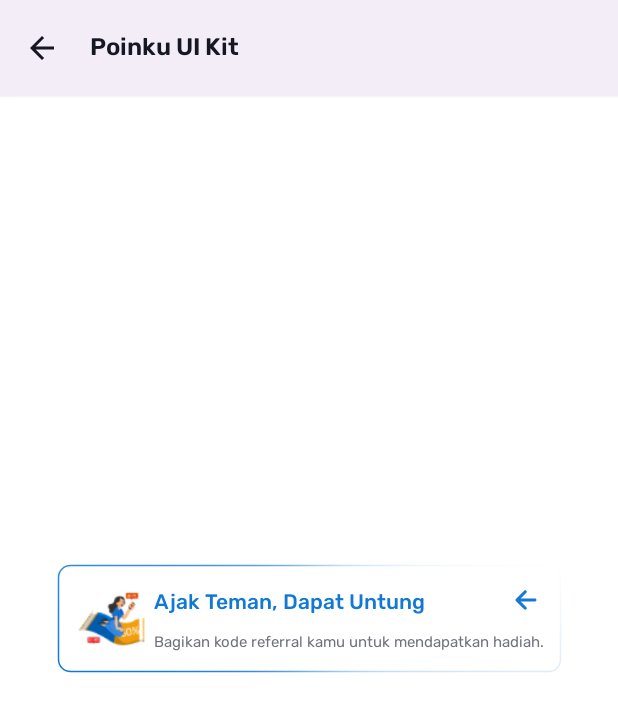
After one commit to shidiq-uxe/poinku_ui_kit, an Android app: the AnimatedStrokeActivity screen opened directly, with no data from a screen before it, on a phone screen of 412 x 824 dp. The commit adds this screen. Shown: the top 712 px of the screen. Run offline under Robolectric (Android 15) with nearby library versions, the phone set to English and light mode, and no system bars.

Commit message:
chore: addition of AnimatedStrokeLayout, wrapping CoachMarkOverlay.kt with M3 Theme

```diff
--- a/app/build.gradle.kts
+++ b/app/build.gradle.kts
@@ -61,3 +61,9 @@ android {
         androidTestImplementation(libs.androidx.espresso.core)
     }
 }
+dependencies {
+    implementation(libs.androidx.appcompat)
+    implementation(libs.material)
+    implementation(libs.androidx.activity)
+    implementation(libs.androidx.constraintlayout)
+}
--- a/app/src/main/AndroidManifest.xml
+++ b/app/src/main/AndroidManifest.xml
@@ -15,6 +15,9 @@
         android:theme="@style/Theme.EDTS.UIKit.ActionBar"
         tools:targetApi="31">
         <activity
+            android:name=".profile.AnimatedStrokeActivity"
+            android:exported="false" />
+        <activity
             android:name=".auth.VerificationActivity"
             android:exported="false" />
         <activity
@@ -23,7 +26,7 @@
         <activity
             android:name=".boarding.OnBoardingActivity"
             android:exported="false"
-            android:theme="@style/Theme.EDTS.UIKit"/>
+            android:theme="@style/Theme.EDTS.UIKit" />
         <activity
             android:name=".poin_guidelines.GuidelinesPoinSearch"
             android:exported="false"
--- a/app/src/main/java/id/co/edtslib/poinkuuikit/GuidelinesBaseActivity.kt
+++ b/app/src/main/java/id/co/edtslib/poinkuuikit/GuidelinesBaseActivity.kt
@@ -1,13 +1,20 @@
 package id.co.edtslib.poinkuuikit
 
+import android.graphics.Color
 import android.os.Bundle
 import androidx.appcompat.app.AppCompatActivity
+import androidx.core.view.WindowCompat
+import id.co.edtslib.uikit.poinku.utils.SystemBarStyle
 import id.co.edtslib.uikit.poinku.utils.setLightStatusBar
+import id.co.edtslib.uikit.poinku.utils.setSystemBarStyle
 
 open class GuidelinesBaseActivity : AppCompatActivity() {
     override fun onCreate(savedInstanceState: Bundle?) {
         super.onCreate(savedInstanceState)
-        setLightStatusBar()
+
+        setSystemBarStyle(
+            statusBarStyle = SystemBarStyle.Dark(Color.WHITE)
+        )
 
         supportActionBar?.setDisplayHomeAsUpEnabled(true)
         supportActionBar?.customView?.transitionName = "shared_title_<id>"
--- a/app/src/main/java/id/co/edtslib/poinkuuikit/MainActivity.kt
+++ b/app/src/main/java/id/co/edtslib/poinkuuikit/MainActivity.kt
@@ -13,6 +13,7 @@ import id.co.edtslib.poinkuuikit.databinding.ItemGuidelinesParentBinding
 import id.co.edtslib.poinkuuikit.ikupon_guidelines.GuidelinesHomeCouponActivity
 import id.co.edtslib.poinkuuikit.ikupon_guidelines.GuidelinesIkuponActivity
 import id.co.edtslib.poinkuuikit.poin_guidelines.GuidelinesPoinSearch
+import id.co.edtslib.poinkuuikit.profile.AnimatedStrokeActivity
 import id.co.edtslib.poinkuuikit.stamp_exchange_guidelines.GuidelinesBucketStampActivitty
 import id.co.edtslib.uikit.poinku.adapter.SingleItemViewTypeAdapter
 import id.co.edtslib.uikit.poinku.adapter.singleItemViewTypeAdapter
@@ -69,6 +70,7 @@ class MainActivity : AppCompatActivity() {
                         7 -> Intent(this, GuidelinesPoinSearch::class.java)
                         8 -> Intent(this, OnBoardingActivity::class.java)
                         9 -> Intent(this, RegisterActivity::class.java)
+                        10 -> Intent(this, AnimatedStrokeActivity::class.java)
                         else -> Intent(this, WIPActivity::class.java)
                     },
                     binding.sharedElementOptions
--- a/app/src/main/java/id/co/edtslib/poinkuuikit/boarding/OnBoardingActivity.kt
+++ b/app/src/main/java/id/co/edtslib/poinkuuikit/boarding/OnBoardingActivity.kt
@@ -51,16 +51,16 @@ class OnBoardingActivity : GuidelinesBaseActivity(), BoardingPageListener {
             items = listOf<Boarding>(
                 Boarding(
                     image = drawable(R.drawable.ill1),
-                    title = "Kumpulkan Poin dan Stamp Buat Dapetin Kejutan!",
-                    description = "Kumpulin poin serta stamp dari setiap transaksi dan tukarkan dengan kupon menarik di sini!"
+                    title = "Kumpulin Poin, Dapat Hadiah!",
+                    description = "Kumpulin Poin & Stamp dari setiap transaksi, tukarkan dengan hadiah yang cuma ada di sini!"
                 ),Boarding(
                     image = drawable(R.drawable.ill2),
-                    title = "Dapetin Diskon, Bonus, Sampai Gratisan!",
-                    description = "Jangan lupa untuk gunakan kupon untuk mendapatkan banyak keuntungan!"
+                    title = "Anti Ribet, Nyaman Banget!",
+                    description = "Simpan struk belanja & cek riwayat transaksi kapan saja, semua dalam satu aplikasi."
                 ),Boarding(
                     image = drawable(R.drawable.ill3),
-                    title = "Semakin Sering Belanja, Semakin Untung!",
-                    description = "Makin sering kamu belanja semakin banyak bonus, serta diskon yang bisa kamu dapetin."
+                    title = "Member Lebih Untung!",
+                    description = "Nikmati berbagai Promo Khusus Member, Diskon, Bonus, sampai Belanja Gratis, yang dijamin untung banget!"
                 ),
             )
 
--- /dev/null
+++ b/app/src/main/java/id/co/edtslib/poinkuuikit/profile/AnimatedStrokeActivity.kt
@@ -0,0 +1,74 @@
+package id.co.edtslib.poinkuuikit.profile
+
+import android.graphics.Color
+import android.os.Bundle
+import android.os.Handler
+import android.os.Looper
+import androidx.activity.SystemBarStyle
+import androidx.activity.enableEdgeToEdge
+import androidx.appcompat.app.AppCompatActivity
+import androidx.core.view.ViewCompat
+import androidx.core.view.WindowInsetsCompat
+import id.co.edtslib.poinkuuikit.GuidelinesBaseActivity
+import id.co.edtslib.poinkuuikit.R
+import id.co.edtslib.poinkuuikit.databinding.ActivityAnimatedStrokeBinding
+import id.co.edtslib.uikit.poinku.coachmark.CoachMarkData
+import id.co.edtslib.uikit.poinku.coachmark.CoachMarkOverlay
+import id.co.edtslib.uikit.poinku.coachmark.CoachmarkDelegate
+import id.co.edtslib.uikit.poinku.utils.viewBinding
+
+class AnimatedStrokeActivity : GuidelinesBaseActivity() {
+
+    private val binding by viewBinding<ActivityAnimatedStrokeBinding>()
+
+    override fun onCreate(savedInstanceState: Bundle?) {
+        super.onCreate(savedInstanceState)
+        enableEdgeToEdge(
+            statusBarStyle = SystemBarStyle.light(
+                Color.WHITE,
+                Color.WHITE
+            )
+        )
+        setContentView(R.layout.activity_animated_stroke)
+        ViewCompat.setOnApplyWindowInsetsListener(findViewById(R.id.main)) { v, insets ->
+            val systemBars = insets.getInsets(WindowInsetsCompat.Type.systemBars())
+            v.setPadding(systemBars.left, systemBars.top, systemBars.right, systemBars.bottom)
+            insets
+        }
+
+        initCoachMark()
+
+    }
+
+    private fun initCoachMark() {
+        val coachmarkItems = listOf(
+            CoachMarkData(
+                target = binding.referralEntryPoint,
+                title = "Program Referral",
+                description = "Bagikan kode referral untuk mendapatkan hadiah setiap kali ada teman yang bergabung."
+            )
+        )
+
+        val coachMarkDelegate = object : CoachmarkDelegate {
+            override fun onNextClickClickListener() {
+
+            }
+
+            override fun onSkipClickListener() {
+
+            }
+
+            override fun onDismissListener() {
+
+            }
+        }
+
+        Handler(Looper.getMainLooper()).postDelayed({
+            /*CoachMarkOverlay.Builder(this)
+                .setDismissibleOnBack(true)
+                .setCoachMarkItems(coachmarkItems)
+                .setCoachMarkDelegate(coachMarkDelegate)
+                .build()*/
+        }, 1000L)
+    }
+}
--- /dev/null
+++ b/app/src/main/res/layout/activity_animated_stroke.xml
@@ -0,0 +1,70 @@
+<?xml version="1.0" encoding="utf-8"?>
+<androidx.constraintlayout.widget.ConstraintLayout xmlns:android="http://schemas.android.com/apk/res/android"
+    xmlns:app="http://schemas.android.com/apk/res-auto"
+    xmlns:tools="http://schemas.android.com/tools"
+    android:id="@+id/main"
+    android:layout_width="match_parent"
+    android:layout_height="match_parent"
+    tools:context=".profile.AnimatedStrokeActivity">
+
+    <id.co.edtslib.uikit.poinku.viewgroup.AnimatedStrokeConstraintLayout
+        android:id="@+id/referralEntryPoint"
+        android:layout_width="wrap_content"
+        android:layout_height="wrap_content"
+        android:padding="@dimen/xs"
+        app:strokeWidth="@dimen/dimen_2"
+        app:strokeColor="@color/primary_30"
+        app:cornerRadius="@dimen/xxs"
+        app:layout_constraintTop_toTopOf="parent"
+        app:layout_constraintStart_toStartOf="parent"
+        app:layout_constraintEnd_toEndOf="parent"
+        app:layout_constraintBottom_toBottomOf="parent">
+
+        <com.google.android.material.imageview.ShapeableImageView
+            android:id="@+id/ivIllustration"
+            android:layout_width="@dimen/dimen_0"
+            android:layout_height="@dimen/dimen_0"
+            android:src="@drawable/illustration_referral_aladin"
+            app:layout_constraintDimensionRatio="1:1"
+            app:layout_constraintTop_toTopOf="@id/tvTitle"
+            app:layout_constraintStart_toStartOf="parent"
+            app:layout_constraintBottom_toBottomOf="@id/tvDesc"/>
+
+        <com.google.android.material.textview.MaterialTextView
+            android:id="@+id/tvTitle"
+            android:layout_width="@dimen/dimen_0"
+            android:layout_height="wrap_content"
+            android:layout_marginStart="@dimen/xxxs"
+            android:lines="1"
+            android:textAppearance="@style/TextAppearance.Rubik.H2.Medium"
+            android:textColor="@color/primary_30"
+            android:gravity="center_vertical"
+            android:text="Ajak Teman, Dapat Untung Bareng!"
+            android:drawableEnd="@drawable/ic_arrow_left_toolbar"
+            android:drawableTint="@color/primary_30"
+            app:layout_constrainedWidth="true"
+            app:layout_constraintHorizontal_bias="0.0"
+            app:layout_constraintTop_toTopOf="parent"
+            app:layout_constraintStart_toEndOf="@id/ivIllustration"
+            app:layout_constraintEnd_toEndOf="parent"/>
+
+        <com.google.android.material.textview.MaterialTextView
+            android:id="@+id/tvDesc"
+            android:layout_width="wrap_content"
+            android:layout_height="wrap_content"
+            android:layout_marginTop="@dimen/xxs"
+            android:layout_marginStart="@dimen/xxxs"
+            android:maxLines="2"
+            android:ellipsize="end"
+            android:textAppearance="@style/TextAppearance.Rubik.B4.Light"
+            android:textColor="@color/grey_60"
+            android:text="Bagikan kode referral kamu untuk mendapatkan hadiah."
+            app:layout_constrainedWidth="true"
+            app:layout_constraintHorizontal_bias="0.0"
+            app:layout_constraintTop_toBottomOf="@id/tvTitle"
+            app:layout_constraintStart_toEndOf="@id/ivIllustration"
+            app:layout_constraintEnd_toEndOf="parent"/>
+
+    </id.co.edtslib.uikit.poinku.viewgroup.AnimatedStrokeConstraintLayout>
+
+</androidx.constraintlayout.widget.ConstraintLayout>
--- a/app/src/main/res/values/arrays.xml
+++ b/app/src/main/res/values/arrays.xml
@@ -11,6 +11,7 @@
         <item>Poin Search</item>
         <item>OnBoarding</item>
         <item>Auth</item>
+        <item>Stroke ViewGroup</item>
     </string-array>
 
     <string-array name="array_guidelines_font">
--- a/uikit/build.gradle.kts
+++ b/uikit/build.gradle.kts
@@ -8,7 +8,7 @@ plugins {
 }
 
 group = "id.co.edtslib.uikit.poinku"
-version = "0.5.5"
+version = "0.6.0"
 
 afterEvaluate {
 
@@ -18,7 +18,7 @@ afterEvaluate {
                 from(components["release"])
                 groupId = "id.co.edtslib.uikit.poinku"
                 artifactId = "poinkuuikit"
-                version = "0.5.5"
+                version = "0.6.0"
 
                 pom {
                     name.set("Poinku UI Kit")
--- a/uikit/src/main/java/id/co/edtslib/uikit/poinku/coachmark/CoachMarkOverlay.kt
+++ b/uikit/src/main/java/id/co/edtslib/uikit/poinku/coachmark/CoachMarkOverlay.kt
@@ -15,6 +15,7 @@ import android.graphics.PorterDuffXfermode
 import android.graphics.RectF
 import android.util.AttributeSet
 import android.util.Log
+import android.view.ContextThemeWrapper
 import android.view.KeyEvent
 import android.view.MotionEvent
 import android.view.View
@@ -30,6 +31,7 @@ import com.google.android.material.shape.MarkerEdgeTreatment
 import com.google.android.material.shape.OffsetEdgeTreatment
 import com.google.android.material.shape.ShapeAppearanceModel
 import com.google.android.material.shape.TriangleEdgeTreatment
+import id.co.edtslib.uikit.poinku.R
 import id.co.edtslib.uikit.poinku.databinding.ViewCoachmarkBinding
 import id.co.edtslib.uikit.poinku.utils.deviceHeight
 import id.co.edtslib.uikit.poinku.utils.deviceWidth
@@ -43,7 +45,7 @@ class CoachMarkOverlay @JvmOverloads constructor(
     context: Context,
     attrs: AttributeSet? = null,
     defStyle: Int = 0
-) : FrameLayout(context, attrs, defStyle) {
+) : FrameLayout(ContextThemeWrapper(context, R.style.Theme_EDTS_UIKit), attrs, defStyle) {
 
     var coachMarkDelegate: CoachmarkDelegate? = null
 
--- /dev/null
+++ b/uikit/src/main/java/id/co/edtslib/uikit/poinku/viewgroup/AnimatedStrokeConstraintLayout.kt
@@ -0,0 +1,93 @@
+package id.co.edtslib.uikit.poinku.viewgroup
+
+import android.animation.ValueAnimator
+import android.content.Context
+import android.graphics.Canvas
+import android.graphics.Color
+import android.graphics.LinearGradient
+import android.graphics.Matrix
+import android.graphics.Paint
+import android.graphics.RectF
+import android.graphics.SweepGradient
+import android.util.AttributeSet
+import android.view.animation.LinearInterpolator
+import androidx.constraintlayout.widget.ConstraintLayout
+import androidx.core.animation.doOnEnd
+import androidx.core.content.res.use
+import androidx.core.graphics.toColorInt
+import id.co.edtslib.uikit.poinku.utils.color
+import id.co.edtslib.uikit.poinku.utils.dp
+import id.co.edtslib.uikit.poinku.R
+import id.co.edtslib.uikit.poinku.utils.interpolator.EaseInterpolator
+import id.co.edtslib.uikit.poinku.utils.seconds
+
+class AnimatedStrokeConstraintLayout @JvmOverloads constructor(
+    context: Context,
+    attrs: AttributeSet? = null,
+    defStyle: Int = 0
+) : ConstraintLayout(context, attrs, defStyle) {
+
+    private var strokeWidth = 1.dp
+    private var cornerRadius = 0f
+    private var strokeColor = context.color(R.color.primary_30)
+
+    private val strokePaint = Paint(Paint.ANTI_ALIAS_FLAG).apply {
+        style = Paint.Style.STROKE
+        this.strokeWidth = this@AnimatedStrokeConstraintLayout.strokeWidth
+    }
+    private lateinit var gradient: SweepGradient
+
+    private val matrix = Matrix()
+    private val rect = RectF()
+
+    private var angle = 0f
+
+    init {
+        setWillNotDraw(false)
+
+        context.obtainStyledAttributes(attrs, R.styleable.AnimatedStrokeConstraintLayout).use {
+            cornerRadius = it.getDimension(R.styleable.AnimatedStrokeConstraintLayout_cornerRadius, cornerRadius)
+            strokeWidth = it.getDimension(R.styleable.AnimatedStrokeConstraintLayout_strokeWidth, strokeWidth)
+            strokeColor = it.getColor(R.styleable.AnimatedStrokeConstraintLayout_strokeColor, strokeColor)
+        }
+
+        ValueAnimator.ofFloat(0f, 360f).apply {
+            duration = 3.seconds
+            repeatCount = ValueAnimator.INFINITE
+            addUpdateListener {
+                angle = it.animatedValue as Float
+                invalidate()
+            }
+            start()
+        }
+    }
+
+    override fun onSizeChanged(w: Int, h: Int, oldW: Int, oldH: Int) {
+        super.onSizeChanged(w, h, oldW, oldH)
+
+        val half = strokeWidth / 2
+        rect.set(half, half, w - half, h - half)
+
+        gradient = SweepGradient(
+            w / 2f, h / 2f,
+            intArrayOf(
+                Color.WHITE,
+                strokeColor,
+                Color.WHITE
+            ),
+            floatArrayOf(0f, 0.5f, 1f)
+        )
+        strokePaint.shader = gradient
+    }
+
+    override fun onDraw(canvas: Canvas) { super.onDraw(canvas) }
+
+    override fun onDrawForeground(canvas: Canvas) {
+        matrix.setRotate(angle, width / 2f, height / 2f)
+        gradient.setLocalMatrix(matrix)
+
+        canvas.drawRoundRect(rect, cornerRadius, cornerRadius, strokePaint)
+
+        super.onDrawForeground(canvas)
+    }
+}
--- a/uikit/src/main/res/layout/view_boarding_pager.xml
+++ b/uikit/src/main/res/layout/view_boarding_pager.xml
@@ -70,6 +70,7 @@
         app:indicator_gap="@dimen/dimen_8"
         app:indicator_default_width="@dimen/dimen_6"
         app:indicator_style="circle"
+        app:indicator_slide_mode="scale"
         app:layout_constrainedWidth="true"
         app:layout_constraintBottom_toTopOf="@id/btnRegister"
         app:layout_constraintEnd_toEndOf="parent"
@@ -92,7 +93,7 @@
         android:id="@+id/btnLogin"
         android:layout_width="match_parent"
         android:layout_height="wrap_content"
-        android:text="Login"
+        android:text="Masuk"
         android:layout_marginHorizontal="@dimen/dimen_10"
         android:layout_marginBottom="@dimen/dimen_10"
         app:buttonType="secondaryMedium"
--- a/uikit/src/main/res/values/attrs.xml
+++ b/uikit/src/main/res/values/attrs.xml
@@ -386,4 +386,10 @@
         <attr name="titleTextAppearance"/>
     </declare-styleable>
 
+    <declare-styleable name="AnimatedStrokeConstraintLayout">
+        <attr name="cornerRadius"/>
+        <attr name="strokeWidth"/>
+        <attr name="strokeColor"/>
+    </declare-styleable>
+
 </resources>
```
Also changed, not shown: app/src/main/res/drawable/illustration_referral_aladin.png (added).
